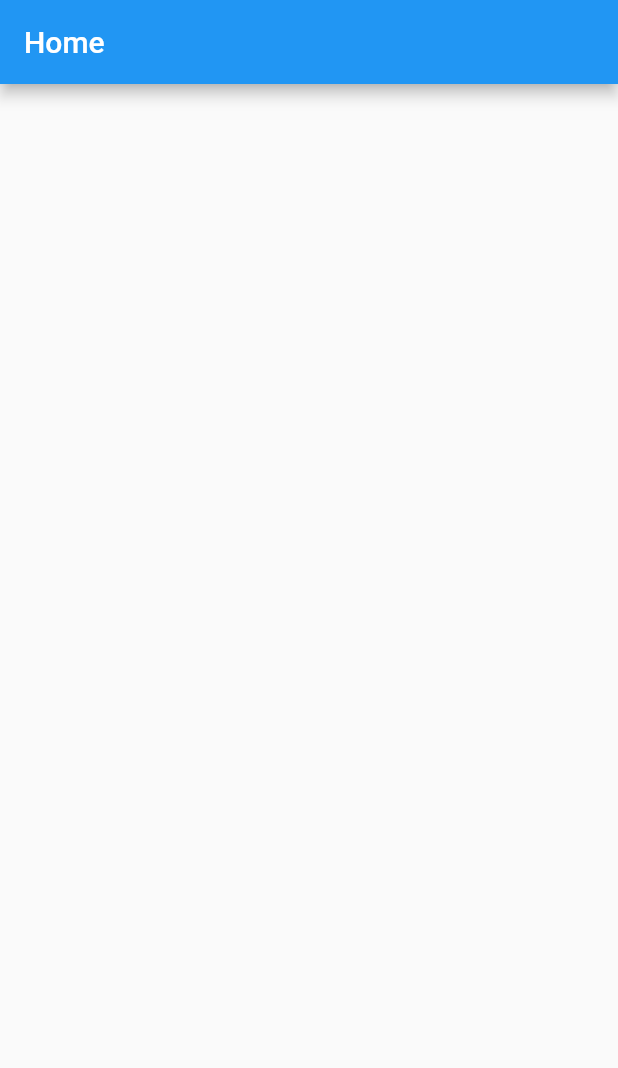
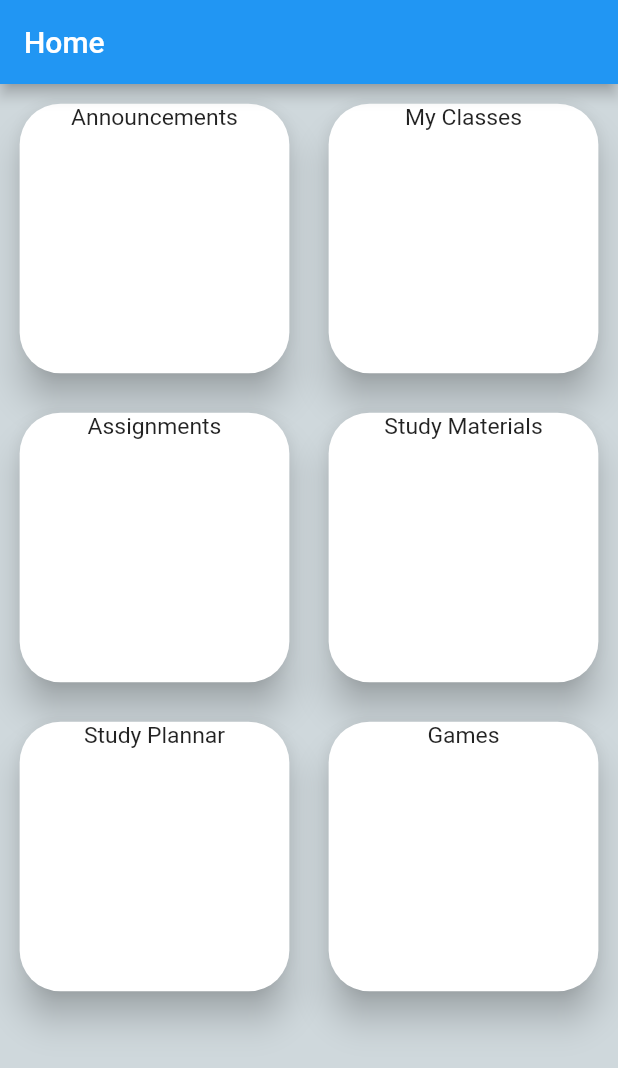
Before and after one commit to SOTASHE/OpenDoor-LMS-1, a Flutter app: the screen it shows after launch, on a phone screen of 412 x 824 dp. Shown: the top 1068 px of the screen. Run offline on Flutter 3.47's test engine with Material 2 defaults, Android fonts, the phone set to English and light mode, and no system bars.

Commit message:
Home Screen Basic layout

```diff
--- /dev/null
+++ b/student/lib/components/iconcard.dart
@@ -0,0 +1,44 @@
+
+/// IconCard widget creates styled card
+
+
+import 'package:flutter/material.dart';
+
+class IconCard extends StatelessWidget{
+  //Instance variables
+  final String title;
+  final String image;
+  final String routeName;
+
+  IconCard({ this.title, this.image, this.routeName});
+
+  @override
+  Widget build(BuildContext context) {
+
+    return Container(
+      padding: EdgeInsets.all(8), //padding on all directions
+      child: InkWell(
+          onTap: (){},  //navigates to the page specified by routeName
+
+          child: Card(
+            elevation: 10,
+            shape: RoundedRectangleBorder(
+              borderRadius: BorderRadius.circular(25)
+            ),
+
+            child: Container(
+              height: MediaQuery.of(context).size.height /5,
+              width: MediaQuery.of(context).size.height /5,
+
+              child: Column(
+                children: [
+
+                  Text(this.title)
+                ],
+              ),
+            )
+          ),
+      ),
+    );
+  }
+}
--- a/student/lib/screens/homeScreen.dart
+++ b/student/lib/screens/homeScreen.dart
@@ -4,6 +4,7 @@
  */
 import 'package:flutter/cupertino.dart';
 import 'package:flutter/material.dart';
+import 'package:student/components/iconcard.dart';
 
 
 class HomeScreen extends StatelessWidget{
@@ -11,7 +12,59 @@ class HomeScreen extends StatelessWidget{
   Widget build(BuildContext context){
 
     return Scaffold(
+      backgroundColor:  Colors.blueGrey[100],
       appBar: AppBar(title: Text("Home"),),
+      body: SingleChildScrollView(
+
+        // Contains Home Screen cards
+        ///TODO implement top banner
+        child: Container(
+
+
+
+          // Cards are arranged in 2x3
+          child: Column(
+            mainAxisAlignment: MainAxisAlignment.center,
+            crossAxisAlignment: CrossAxisAlignment.stretch,
+            children: [
+
+              // First Row of cards
+              FittedBox(
+                child: Row(
+                  mainAxisAlignment: MainAxisAlignment.spaceEvenly,
+                  children: [
+                    IconCard(title: "Announcements", image: "PathToImage", routeName: "NextPage",),
+                    IconCard(title: "My Classes", image: "PathToImage", routeName: "NextPage",),
+                  ],
+                ),
+              ),
+
+              // Second Row Of Cards
+              FittedBox(
+                child: Row(
+                  mainAxisAlignment: MainAxisAlignment.spaceEvenly,
+                  children: [
+                    IconCard(title: "Assignments", image: "PathToImage", routeName: "NextPage",),
+                    IconCard(title: "Study Materials", image: "PathToImage", routeName: "NextPage",),
+                  ],
+                ),
+              ),
+
+              // Third Row Of Card
+              FittedBox(
+                child: Row(
+                  mainAxisAlignment: MainAxisAlignment.spaceEvenly,
+                  children: [
+                    IconCard(title: "Study Plannar", image: "PathToImage", routeName: "NextPage",),
+                    IconCard(title: "Games", image: "PathToImage", routeName: "NextPage",),
+                  ],
+                ),
+              ),
+
+            ],
+          ),
+        ),
+      ),
     );
   }
 
```
